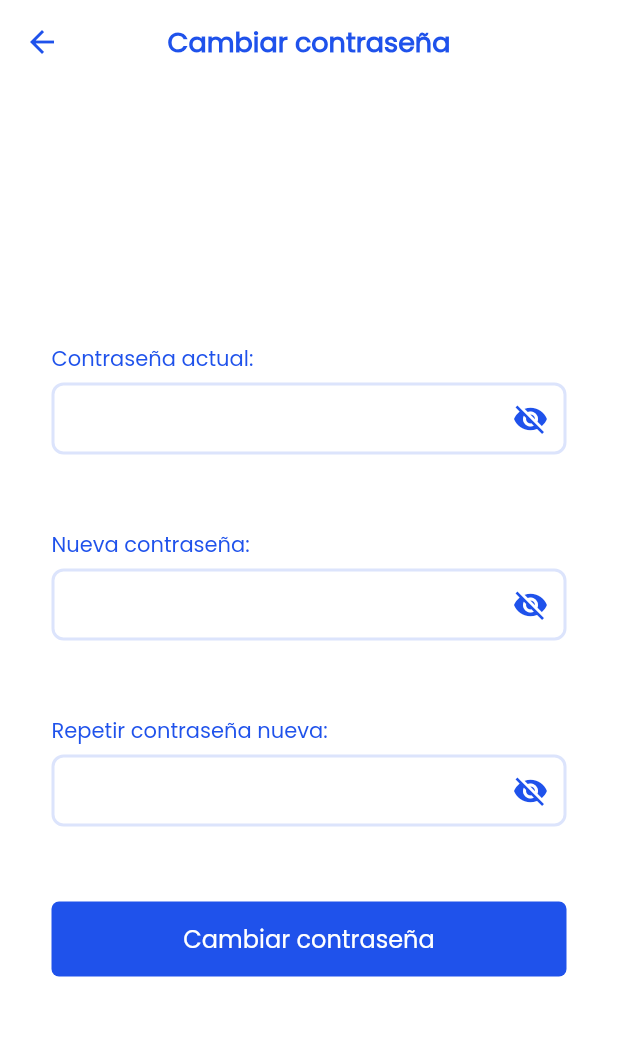
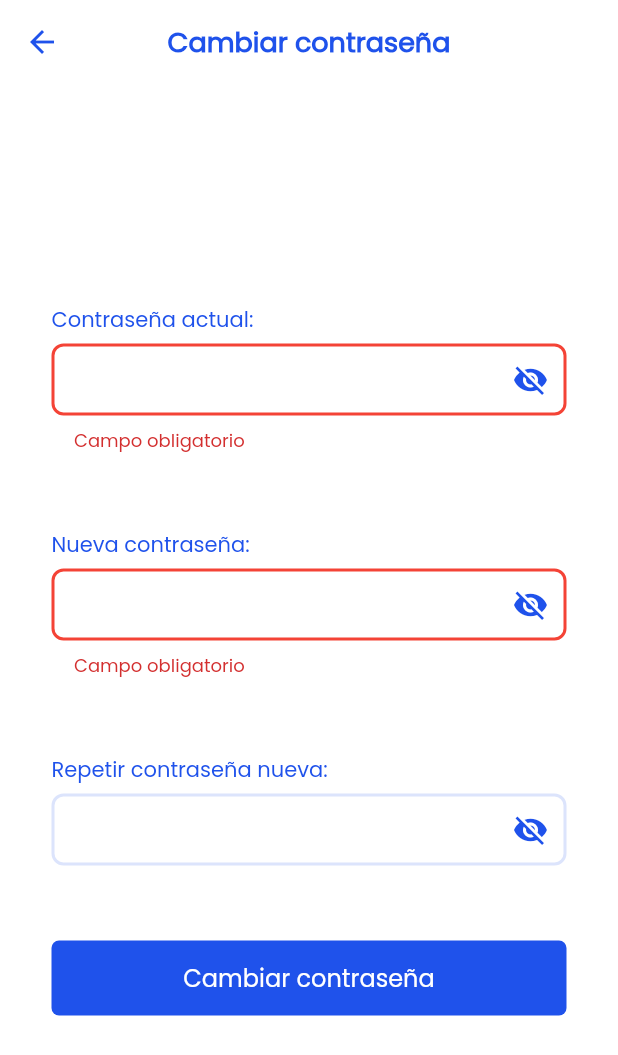
Before and after one commit to carolinadalfonso/YenDoc, a Flutter app: the ChangePasswordScreen screen opened directly, after a tap on "Cambiar contraseña", on a phone screen of 412 x 824 dp. Shown: the top 1055 px of the screen. Run offline on Flutter 3.47's test engine with Material 2 defaults, Android fonts, the phone set to English and light mode, and no system bars; our stand-ins replace camera, font_awesome_flutter, get, google_maps_flutter, location, text_scroll; missing offline and left inert: hand_signature.

Commit message:
Validaciones de campos 👌

```diff
--- a/lib/controllers/change_password_controller.dart
+++ b/lib/controllers/change_password_controller.dart
@@ -1,8 +1,51 @@
 import 'package:flutter/material.dart';
 import 'package:get/get.dart';
+import 'package:yendoc/core/framework/localization/localization.dart';
+import 'package:yendoc/core/framework/util/cool_snack_bar.dart';
 
 class ChangePasswordController extends GetxController {
   final TextEditingController textActualPasswordController = TextEditingController();
   final TextEditingController textNewPasswordController = TextEditingController();
   final TextEditingController textRepeatNewPasswordController = TextEditingController();
+  final GlobalKey<FormState> formKey = GlobalKey<FormState>();
+
+  init() {
+    textActualPasswordController.text = "";
+    textNewPasswordController.text = "";
+    textRepeatNewPasswordController.text = "";
+  }
+
+  validateForm(BuildContext context) {
+    FormState form = formKey.currentState!;
+    form.save();
+    if (form.validate()) {
+      try {
+        //TODO: Cambiar contraseña
+        CoolSnackBar.of(context).success(Localization.xPassword.changeOk);
+        Get.back();
+      } catch (ex) {
+        CoolSnackBar.of(context).error(Localization.xPassword.changeNotOk);
+      }
+    }
+  }
+
+  String? validateField(String? value) {
+    if (value != null && value != "" && value.length > 8) {
+      return null;
+    } else {
+      return Localization.xCommon.requiredField;
+    }
+  }
+
+  String? validateRepeatPassword(String? repeatPassword) {
+    if (validateField(repeatPassword) == null) {
+      if (repeatPassword != textNewPasswordController.text) {
+        return Localization.xPassword.match;
+      } else {
+        return null;
+      }
+    } else {
+      return null;
+    }
+  }
 }
--- a/lib/controllers/visit_controller.dart
+++ b/lib/controllers/visit_controller.dart
@@ -59,10 +59,10 @@ class VisitController extends GetxController {
     });
   }
 
-  void onItemTapped(int index, BuildContext context) {
+  void onItemTapped(int index, BuildContext context, bool readOnly) {
     selectedIndex = index;
     update();
-
+    if (!readOnly) {
       switch (index) {
         case 0:
           goToSign();
@@ -124,6 +124,7 @@ class VisitController extends GetxController {
         default:
       }
     }
+  }
 
   void onCheckboxCovidTapped(bool value) {
     possibleCovid = value;
--- a/lib/core/framework/localization/base/localization_base.dart
+++ b/lib/core/framework/localization/base/localization_base.dart
@@ -9,6 +9,7 @@ abstract class LocalizationBase extends Translations {
           'common.ok': 'Aceptar',
           'common.cancel': 'Cancelar',
           'common.yearsOld': 'años',
+          'common.requiredField': 'Campo obligatorio',
           'login.signIn': 'Iniciar sesión',
           'login.username': 'Usuario',
           'login.password': 'Contraseña',
@@ -48,7 +49,11 @@ abstract class LocalizationBase extends Translations {
           'password.current': 'Contraseña actual:',
           'password.new': 'Nueva contraseña:',
           'password.repeatNew': 'Repetir contraseña nueva:',
+          'password.changeOk': 'Se cambió la contraseña correctamente',
+          'password.changeNotOk': 'Hubo en error en el cambio de contraseña',
+          'password.match': 'Deben coincidir las contraseñas nuevas',
           'report.date': 'Seleccione una fecha:',
+          'report.visits': 'Visitas del ',
         },
         'en': {
           'common.yes': 'Yes',
@@ -56,6 +61,7 @@ abstract class LocalizationBase extends Translations {
           'common.ok': 'Ok',
           'common.cancel': 'Cancel',
           'common.yearsOld': 'years old',
+          'common.requiredField': 'Required field',
           'login.signIn': 'Sign in',
           'login.username': 'Username',
           'login.password': 'Password',
@@ -94,7 +100,11 @@ abstract class LocalizationBase extends Translations {
           'password.current': 'Current password:',
           'password.new': 'New password:',
           'password.repeatNew': 'Repeat new password:',
+          'password.changeOk': 'Password changed successfully',
+          'password.changeNotOk': 'There was an error changing the password',
+          'password.match': 'New passwords must match',
           'report.date': 'Pick a date:',
+          'report.visits': 'Visits of ',
         }
       };
 }
--- a/lib/core/framework/localization/localization.dart
+++ b/lib/core/framework/localization/localization.dart
@@ -21,6 +21,7 @@ class _CommonLocalization {
   final ok = 'common.ok'.tr;
   final cancel = 'common.cancel'.tr;
   final yearsOld = 'common.yearsOld'.tr;
+  final requiredField = 'common.requiredField'.tr;
 }
 
 class _LoginLocalization {
@@ -87,8 +88,12 @@ class _PasswordLocalization {
   final current = 'password.current'.tr;
   final newPassword = 'password.new'.tr;
   final repeatNew = 'password.repeatNew'.tr;
+  final changeOk = 'password.changeOk'.tr;
+  final changeNotOk = 'password.changeNotOk'.tr;
+  final match = 'password.match'.tr;
 }
 
 class _ReportLocalization {
   final date = 'report.date'.tr;
+  final visits = 'report.visits'.tr;
 }
--- a/lib/views/screens/change_password/change_password.dart
+++ b/lib/views/screens/change_password/change_password.dart
@@ -1,4 +1,5 @@
 import 'package:flutter/material.dart';
+import 'package:flutter/services.dart';
 import 'package:yendoc/controllers/change_password_controller.dart';
 import 'package:yendoc/controllers/login_controller.dart';
 import 'package:yendoc/core/framework/localization/localization.dart';
@@ -24,12 +25,17 @@ class ChangePasswordScreen extends GetView<ChangePasswordController> {
           style: TextStyle(color: ThemeManager.kPrimaryColor),
         ),
       ),
-      body: Align(
+      body: GetBuilder<ChangePasswordController>(
+        initState: (state) async => await controller.init(),
+        init: controller,
+        builder: (controller) {
+          return Align(
             alignment: Alignment.center,
             child: SizedBox(
               height: SizeConfig.screenHeight,
               width: SizeConfig.screenWidth / 1.2,
               child: Form(
+                key: controller.formKey,
                 child: Column(
                   mainAxisAlignment: MainAxisAlignment.center,
                   children: [
@@ -37,6 +43,13 @@ class ChangePasswordScreen extends GetView<ChangePasswordController> {
                       controller: controller.textActualPasswordController,
                       description: Localization.xPassword.current,
                       isPassword: true,
+                      autovalidateMode: AutovalidateMode.disabled,
+                      inputFormatters: [
+                        LengthLimitingTextInputFormatter(32),
+                      ],
+                      validator: (currentPassword) {
+                        return controller.validateField(currentPassword);
+                      },
                     ),
                     Padding(
                       padding: const EdgeInsets.symmetric(vertical: 50),
@@ -44,22 +57,38 @@ class ChangePasswordScreen extends GetView<ChangePasswordController> {
                         controller: controller.textNewPasswordController,
                         description: Localization.xPassword.newPassword,
                         isPassword: true,
+                        autovalidateMode: AutovalidateMode.disabled,
+                        inputFormatters: [
+                          LengthLimitingTextInputFormatter(32),
+                        ],
+                        validator: (newPassword) {
+                          return controller.validateField(newPassword);
+                        },
                       ),
                     ),
                     TextFieldCustom(
                       controller: controller.textRepeatNewPasswordController,
                       description: Localization.xPassword.repeatNew,
                       isPassword: true,
+                      autovalidateMode: AutovalidateMode.disabled,
+                      inputFormatters: [
+                        LengthLimitingTextInputFormatter(32),
+                      ],
+                      validator: (repeatNewPassword) {
+                        return controller.validateRepeatPassword(repeatNewPassword);
+                      },
                     ),
                     const SizedBox(height: 50),
                     SimpleButton(
-                  onPressed: () => {},
+                      onPressed: () => controller.validateForm(context),
                       text: Localization.xDrawer.changePassword,
                     )
                   ],
                 ),
               ),
             ),
+          );
+        },
       ),
     );
   }
--- a/lib/views/screens/gallery/gallery_screen.dart
+++ b/lib/views/screens/gallery/gallery_screen.dart
@@ -12,11 +12,13 @@ import '../../../core/framework/util/cool_dialog.dart';
 class GalleryScreen extends GetView<GalleryController> {
   final VisitEntity visit;
   final CameraDescription? camera;
+  final bool? readOnly;
 
   const GalleryScreen({
     Key? key,
     required this.visit,
     this.camera,
+    this.readOnly = false,
   }) : super(key: key);
 
   @override
@@ -56,7 +58,9 @@ class GalleryScreen extends GetView<GalleryController> {
                                 splashColor: Colors.grey[200],
                                 icon: const Icon(FontAwesomeIcons.solidTrashCan),
                                 color: Colors.grey[400],
-                                onPressed: () async {
+                                onPressed: readOnly!
+                                    ? null
+                                    : () async {
                                         CoolDialog.of(context).show(
                                           textButton1: Localization.xCommon.yes,
                                           textButton2: Localization.xCommon.no,
--- a/lib/views/screens/home/home_screen.dart
+++ b/lib/views/screens/home/home_screen.dart
@@ -1,5 +1,6 @@
 import 'package:flutter/material.dart';
 import 'package:get/get.dart';
+import 'package:intl/intl.dart';
 import 'package:yendoc/controllers/home_controller.dart';
 import 'package:yendoc/core/framework/localization/localization.dart';
 import 'package:yendoc/core/framework/size_config/size_config.dart';
@@ -22,7 +23,9 @@ class HomeScreen extends GetView<HomeController> {
       child: Scaffold(
         backgroundColor: Colors.white,
         appBar: AppBar(
-          title: Text(Localization.xDrawer.visits),
+          title: DateTime.now().difference(datePick).inDays == 0
+              ? Text(Localization.xDrawer.visits)
+              : Text("${Localization.xReport.visits}${DateFormat("dd/MM/yyyy").format(datePick)}"),
         ),
         drawer: const DrawerMenu(),
         drawerEdgeDragWidth: SizeConfig.screenWidth / 4.5,
--- a/lib/views/widgets/common/checkbox_custom.dart
+++ b/lib/views/widgets/common/checkbox_custom.dart
@@ -6,6 +6,7 @@ class CheckboxCustom extends StatelessWidget {
   final bool checked;
   final ValueChanged<bool?> onChanged;
   final double? size;
+  final bool? enabled;
 
   const CheckboxCustom({
     Key? key,
@@ -13,6 +14,7 @@ class CheckboxCustom extends StatelessWidget {
     required this.checked,
     required this.onChanged,
     this.size,
+    this.enabled = true,
   }) : super(key: key);
 
   @override
@@ -28,7 +30,7 @@ class CheckboxCustom extends StatelessWidget {
               child: Checkbox(
                 activeColor: ThemeManager.kPrimaryColor,
                 value: checked,
-                onChanged: (value) => onChanged(value),
+                onChanged: enabled! ? (value) => onChanged(value) : null,
               ),
             ),
             Transform.translate(
--- a/lib/views/widgets/common/drawer/body/drawer_body.dart
+++ b/lib/views/widgets/common/drawer/body/drawer_body.dart
@@ -20,7 +20,10 @@ class _DrawerBody extends StatelessWidget {
         ListItem(
           title: Localization.xDrawer.changePassword,
           icon: FontAwesomeIcons.key,
-          onTap: () => Get.to(() => const ChangePasswordScreen()),
+          onTap: () {
+            Scaffold.of(context).closeDrawer();
+            Get.to(() => const ChangePasswordScreen());
+          },
         ),
         ListItem(
           title: Localization.xDrawer.about,
--- a/lib/views/widgets/common/text_field_custom.dart
+++ b/lib/views/widgets/common/text_field_custom.dart
@@ -1,5 +1,6 @@
 import 'package:flutter/material.dart';
 import 'package:flutter/services.dart';
+import 'package:intl/intl.dart';
 import 'package:yendoc/core/framework/theme/theme_manager.dart';
 
 class TextFieldCustom extends StatefulWidget {
@@ -82,7 +83,7 @@ class _TextFieldCustomState extends State<TextFieldCustom> {
         TextFormField(
           controller: widget.controller,
           enabled: widget.enabled,
-          autovalidateMode: AutovalidateMode.always,
+          autovalidateMode: widget.autovalidateMode,
           autocorrect: false,
           keyboardType: widget.keyboardType ?? TextInputType.text,
           onSaved: widget.onSaved,
@@ -127,7 +128,7 @@ class _TextFieldCustomState extends State<TextFieldCustom> {
               borderRadius: BorderRadius.circular(8.0),
             ),
             disabledBorder: OutlineInputBorder(
-              borderSide: BorderSide(color: ThemeManager.kPrimaryColor50, width: 2),
+              borderSide: BorderSide(color: Colors.grey.shade300, width: 2),
               borderRadius: BorderRadius.circular(8.0),
             ),
             focusColor: ThemeManager.kPrimaryColor,
@@ -143,9 +144,9 @@ class _TextFieldCustomState extends State<TextFieldCustom> {
                   FocusScope.of(context).requestFocus(FocusNode());
                   DateTime? date = await showDatePicker(
                     context: context,
-                    initialDate: DateTime.now(),
+                    initialDate: DateTime.now().add(const Duration(days: -1)),
                     firstDate: DateTime(2020),
-                    lastDate: DateTime.now(),
+                    lastDate: DateTime.now().add(const Duration(days: -1)),
                     locale: const Locale('es', 'ES'),
                     builder: (context, child) {
                       return Theme(
@@ -159,7 +160,7 @@ class _TextFieldCustomState extends State<TextFieldCustom> {
                     },
                   );
                   if (date != null) {
-                    widget.controller.text = "${date.day}/${date.month}/${date.year}";
+                    widget.controller.text = DateFormat("dd/MM/yyyy").format(date);
                   }
                 }
               : null,
```
Also changed, not shown: lib/controllers/login_controller.dart (+19 -0 lines), lib/controllers/report_controller.dart (+19 -5 lines), lib/views/screens/login/login_screen.dart (+18 -1 lines), lib/views/screens/report/report_screen.dart (+6 -4 lines), lib/views/screens/visit_screen/visit_screen.dart (+8 -4 lines), pubspec.yaml (+4 -4 lines), pubspec.lock. Lines whose indentation alone changed are shown as unchanged.
